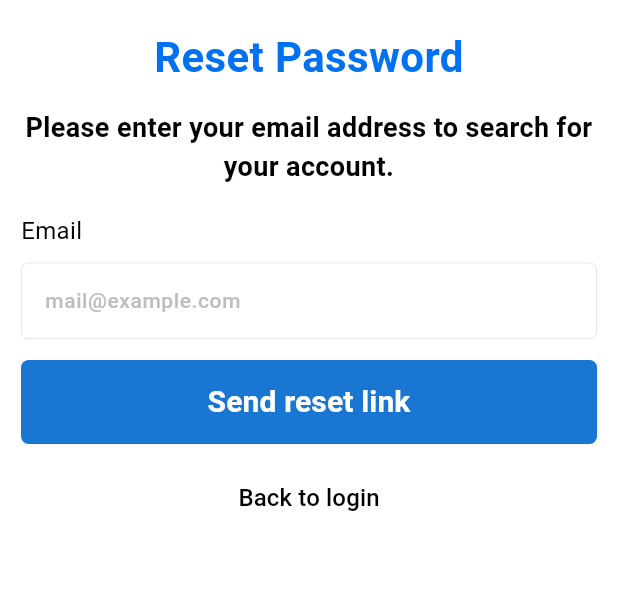
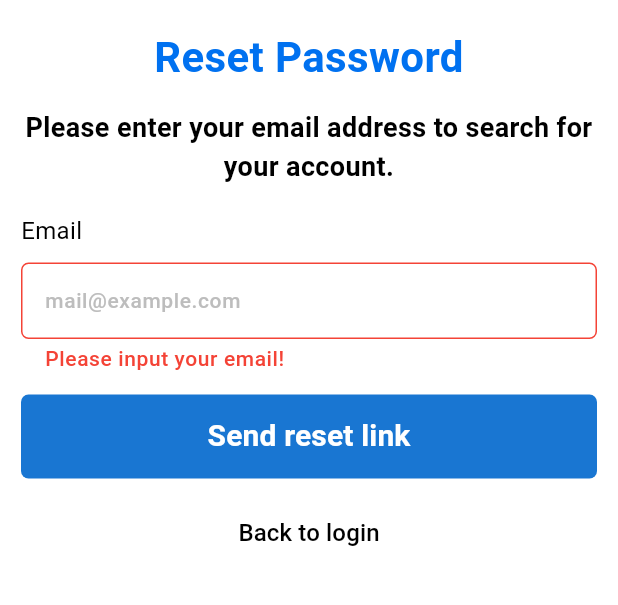
Before and after one commit to SmilinOwls/LetTutor, a Flutter app: the ForgotPasswordScreen screen opened by its route, after a tap on "Send reset link", on a phone screen of 412 x 824 dp, the part 84-689 px from its top. Run offline on Flutter 3.47's test engine with Material 3 defaults, Android fonts, the phone set to English and light mode, and no system bars; drawn by our look-alikes of dropdown_button2; our stand-ins replace chewie, dio, file_picker, flutter_dotenv, flutter_svg, google_sign_in and 3 more; missing offline and left inert: flutter_facebook_auth, syncfusion_flutter_pdfviewer; accounts and stored records are empty.

Commit message:
feat: reset password

```diff
--- a/lib/features/auth/forgot/forgot_password_screen.dart
+++ b/lib/features/auth/forgot/forgot_password_screen.dart
@@ -1,4 +1,6 @@
 import 'package:flutter/material.dart';
+import 'package:lettutor/constants/routes.dart';
+import 'package:lettutor/services/auth_service.dart';
 import 'package:lettutor/widgets/app_bar.dart';
 
 class ForgotPasswordScreen extends StatefulWidget {
@@ -22,6 +24,25 @@ class _ForgotPasswordScreenState extends State<ForgotPasswordScreen> {
       return 'The input is not valid E-mail!';
     } else {
       return null;
+    }
+  }
+
+  void _handleForgotPassword() async {
+    setState(() {
+      _emailErrorText = _handleEmailValidate(_emailController.text);
+    });
+    if (_emailErrorText == null) {
+      await AuthService.forgotPassword(
+        email: _emailController.text,
+        onSuccess: () async {
+          Future.delayed(const Duration(seconds: 1), () {
+            Navigator.of(context).pushReplacementNamed(Routes.login);
+          });
+        },
+        onError: (message) => ScaffoldMessenger.of(context).showSnackBar(
+          SnackBar(content: Text('Error Register: $message')),
+        ),
+      );
     }
   }
 
@@ -117,7 +138,7 @@ class _ForgotPasswordScreenState extends State<ForgotPasswordScreen> {
             ),
             const SizedBox(height: 14),
             TextButton(
-              onPressed: () {},
+              onPressed: _handleForgotPassword,
               style: TextButton.styleFrom(
                 minimumSize: const Size.fromHeight(56),
                 backgroundColor: Colors.blue[700],
--- a/lib/services/auth_service.dart
+++ b/lib/services/auth_service.dart
@@ -5,8 +5,8 @@ import 'package:lettutor/models/user/user.dart';
 import 'package:lettutor/services/dio_service.dart';
 
 class AuthService {
-  static User parseUser(String responseBody) =>
-      User.fromJson(jsonDecode(responseBody));
+  static User parseUser(Map<String, dynamic> responseBody) =>
+      User.fromJson(responseBody);
 
   static Future<void> loginWithEmailAndPassword({
     required String email,
```
Also changed, not shown: 3 other files.
